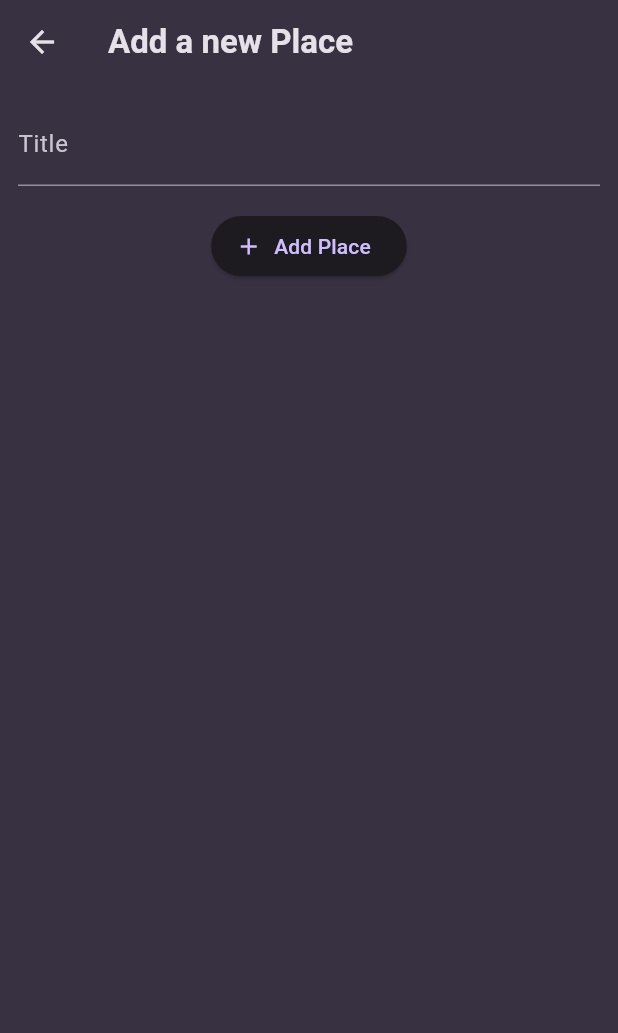
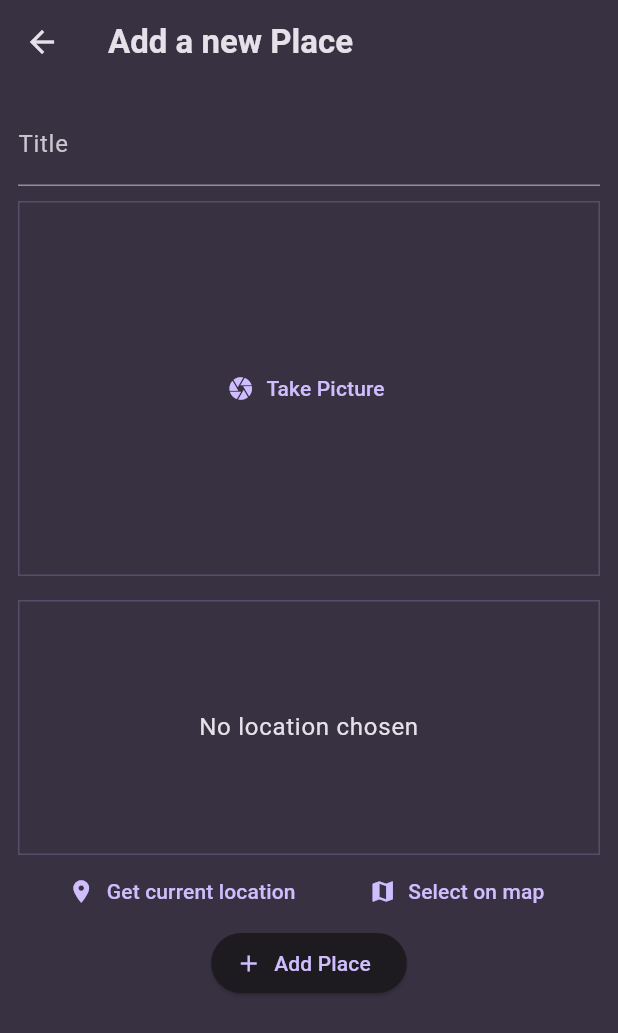
Before and after one commit to AbdullayevT/favorite_places, a Flutter app: the screen it shows after launch, after a tap on the "add" icon, on a phone screen of 412 x 824 dp. Shown: the top 1033 px of the screen. Run offline on Flutter 3.47's test engine with Material 3 defaults, Android fonts, the phone set to English and light mode, and no system bars; our stand-ins replace flutter_riverpod, google_fonts, image_picker, location.

Commit message:
Added some configuration and added function for getting location

```diff
--- a/lib/models/place.dart
+++ b/lib/models/place.dart
@@ -1,10 +1,13 @@
+import 'dart:io';
+
 import 'package:uuid/uuid.dart';
 
 const uuid = Uuid();
 
 class Place {
-  Place({required this.title}) : id = uuid.v4();
+  Place({required this.title, required this.image}) : id = uuid.v4();
 
   final String id;
   final String title;
+  final File image;
 }
--- a/lib/providers/user_places.dart
+++ b/lib/providers/user_places.dart
@@ -1,11 +1,13 @@
+import 'dart:io';
+
 import 'package:favorite_places/models/place.dart';
 import 'package:flutter_riverpod/flutter_riverpod.dart';
 
 class UserPlacesNotifier extends StateNotifier<List<Place>> {
   UserPlacesNotifier() : super(const []);
 
-  void addPlace(String title) {
-    final newPlace = Place(title: title);
+  void addPlace(String title, File image) {
+    final newPlace = Place(title: title, image: image);
 
     state = [...state, newPlace];
   }
--- a/lib/screens/add_place.dart
+++ b/lib/screens/add_place.dart
@@ -1,4 +1,8 @@
+import 'dart:io';
+
 import 'package:favorite_places/providers/user_places.dart';
+import 'package:favorite_places/widgets/image_input.dart';
+import 'package:favorite_places/widgets/location_input.dart';
 import 'package:flutter/material.dart';
 import 'package:flutter_riverpod/flutter_riverpod.dart';
 
@@ -13,15 +17,18 @@ class AddPlaceScreen extends ConsumerStatefulWidget {
 
 class _AddPlaceScreenState extends ConsumerState<AddPlaceScreen> {
   final _titleController = TextEditingController();
+  File? _selectedImage;
 
   void _savePlace() {
     final enteredTitle = _titleController.text;
 
-    if (enteredTitle.isEmpty) {
+    if (enteredTitle.isEmpty || _selectedImage == null) {
       return;
     }
 
-    ref.read(userPlacesProvider.notifier).addPlace(enteredTitle);
+    ref
+        .read(userPlacesProvider.notifier)
+        .addPlace(enteredTitle, _selectedImage!);
 
     Navigator.of(context).pop();
   }
@@ -45,7 +52,14 @@ class _AddPlaceScreenState extends ConsumerState<AddPlaceScreen> {
               controller: _titleController,
               style: TextStyle(color: Theme.of(context).colorScheme.onSurface),
             ),
+            const SizedBox(height: 10),
+            ImageInput(
+              onPickImage: (image) {
+                _selectedImage = image;
+              },
+            ),
             const SizedBox(height: 16),
+            const LocationInput(),
             ElevatedButton.icon(
               onPressed: _savePlace,
               icon: const Icon(Icons.add),
--- a/lib/screens/places.dart
+++ b/lib/screens/places.dart
@@ -25,7 +25,10 @@ class PlacesScreen extends ConsumerWidget {
           ),
         ],
       ),
-      body: PlacesList(places: userPlaces),
+      body: Padding(
+        padding: const EdgeInsets.all(8),
+        child: PlacesList(places: userPlaces),
+      ),
     );
   }
 }
--- /dev/null
+++ b/lib/widgets/image_input.dart
@@ -0,0 +1,68 @@
+import 'dart:io';
+import 'package:flutter/material.dart';
+import 'package:image_picker/image_picker.dart';
+
+class ImageInput extends StatefulWidget {
+  const ImageInput({super.key, required this.onPickImage});
+
+  final void Function(File image) onPickImage;
+
+  @override
+  State<StatefulWidget> createState() {
+    return _ImageInputState();
+  }
+}
+
+class _ImageInputState extends State<ImageInput> {
+  File? _selectedImage;
+
+  void _takePicture() async {
+    final imagePicker = ImagePicker();
+    final pickedImage = await imagePicker.pickImage(
+      source: ImageSource.camera,
+      maxWidth: 600,
+    );
+
+    if (pickedImage == null) {
+      return;
+    }
+
+    setState(() {
+      _selectedImage = File(pickedImage.path);
+    });
+
+    widget.onPickImage(_selectedImage!);
+  }
+
+  @override
+  Widget build(BuildContext context) {
+    Widget content = TextButton.icon(
+      icon: const Icon(Icons.camera),
+      label: const Text('Take Picture'),
+      onPressed: _takePicture,
+    );
+    if (_selectedImage != null) {
+      content = GestureDetector(
+        onTap: _takePicture,
+        child: Image.file(
+          _selectedImage!,
+          fit: BoxFit.cover,
+          width: double.infinity,
+          height: double.infinity,
+        ),
+      );
+    }
+    return Container(
+      decoration: BoxDecoration(
+        border: Border.all(
+          width: 1,
+          color: Theme.of(context).colorScheme.primary.withValues(alpha: 0.2),
+        ),
+      ),
+      height: 250,
+      width: double.infinity,
+      alignment: Alignment.center,
+      child: content,
+    );
+  }
+}
--- /dev/null
+++ b/lib/widgets/location_input.dart
@@ -0,0 +1,101 @@
+import 'package:flutter/material.dart';
+import 'package:location/location.dart';
+
+class LocationInput extends StatefulWidget {
+  const LocationInput({super.key});
+
+  @override
+  State<LocationInput> createState() {
+    return _LocationInputState();
+  }
+}
+
+class _LocationInputState extends State<LocationInput> {
+  Location? _pickedLocation;
+  var _isGettingLocation = false;
+
+  void _getCurrentLocation() async {
+    Location location = Location();
+
+    bool serviceEnabled;
+    PermissionStatus permissionGranted;
+    LocationData locationData;
+
+    serviceEnabled = await location.serviceEnabled();
+    if (!serviceEnabled) {
+      serviceEnabled = await location.requestService();
+      if (!serviceEnabled) {
+        return;
+      }
+    }
+
+    permissionGranted = await location.hasPermission();
+    if (permissionGranted == PermissionStatus.denied) {
+      permissionGranted = await location.requestPermission();
+      if (permissionGranted != PermissionStatus.granted) {
+        return;
+      }
+    }
+
+    setState(() {
+      _isGettingLocation = true;
+    });
+
+    locationData = await location.getLocation();
+
+    setState(() {
+      _isGettingLocation = false;
+    });
+    print(locationData.latitude);
+    print(locationData.longitude);
+  }
+
+  @override
+  Widget build(BuildContext context) {
+    Widget previewContent = Text(
+      'No location chosen',
+      textAlign: TextAlign.center,
+      style: Theme.of(context).textTheme.bodyLarge!.copyWith(
+        color: Theme.of(context).colorScheme.onSurface,
+      ),
+    );
+
+    if (_isGettingLocation) {
+      previewContent = const CircularProgressIndicator();
+    }
+
+    return Column(
+      children: [
+        Container(
+          height: 170,
+          width: double.infinity,
+          alignment: Alignment.center,
+          decoration: BoxDecoration(
+            border: Border.all(
+              width: 1,
+              color: Theme.of(
+                context,
+              ).colorScheme.primary.withValues(alpha: 0.2),
+            ),
+          ),
+          child: previewContent,
+        ),
+        Row(
+          mainAxisAlignment: MainAxisAlignment.spaceEvenly,
+          children: [
+            TextButton.icon(
+              icon: const Icon(Icons.location_on),
+              onPressed: _getCurrentLocation,
+              label: const Text("Get current location"),
+            ),
+            TextButton.icon(
+              icon: const Icon(Icons.map),
+              onPressed: () {},
+              label: const Text("Select on map"),
+            ),
+          ],
+        ),
+      ],
+    );
+  }
+}
--- a/lib/widgets/places_list.dart
+++ b/lib/widgets/places_list.dart
@@ -24,6 +24,10 @@ class PlacesList extends StatelessWidget {
       itemCount: places.length,
       itemBuilder:
           (ctx, index) => ListTile(
+            leading: CircleAvatar(
+              radius: 26,
+              backgroundImage: FileImage(places[index].image),
+            ),
             title: Text(
               places[index].title,
               style: Theme.of(context).textTheme.titleMedium!.copyWith(
--- a/pubspec.yaml
+++ b/pubspec.yaml
@@ -37,6 +37,8 @@ dependencies:
   google_fonts: ^6.2.1
   uuid: ^4.5.1
   flutter_riverpod: ^2.6.1
+  image_picker: ^1.1.2
+  location: ^8.0.0
 
 dev_dependencies:
   flutter_test:
```
Also changed, not shown: lib/screens/place_detail.dart (+8 -6 lines), pubspec.lock, 11 other files.
